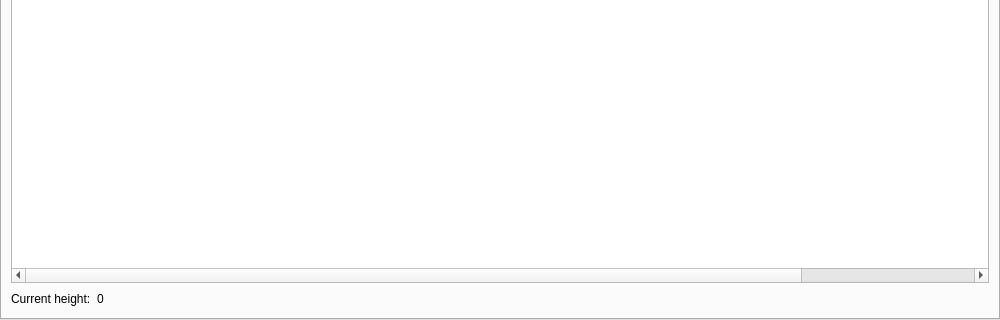
Qt form src/qt/forms/masternodelist.ui (hardwarewise/SIN-core) before a commit; both pictures show x 0 to 1000 and y 280 to 600 of the 1000 by 600 pixel window.
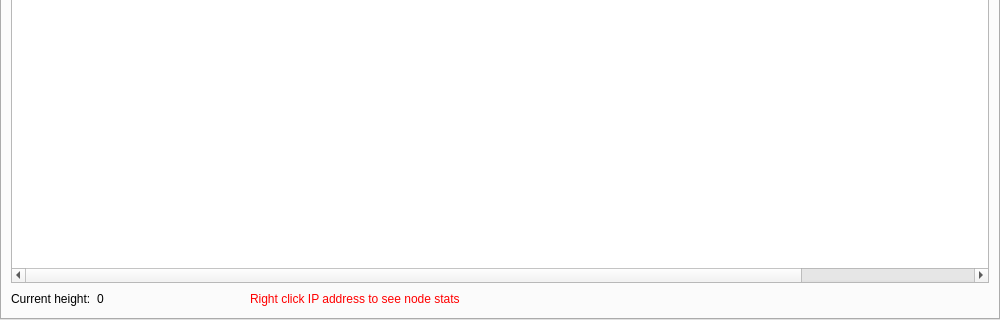
The same form after that commit. Icons and pictures are not drawn.

Commit message: An information message has been added to the My Peers DIN tab

What changed in the file:
```diff
--- a/src/qt/forms/masternodelist.ui
+++ b/src/qt/forms/masternodelist.ui
@@ -410,7 +410,7 @@
           </widget>
          </item>
          <item>
-          <layout class="QHBoxLayout" name="horizontalLayout_6">
+          <layout class="QHBoxLayout" name="horizontalLayout_6" stretch="0,0,10,50,0">
            <property name="bottomMargin">
             <number>0</number>
            </property>
@@ -441,6 +441,29 @@
              </property>
             </spacer>
            </item>
+           <item>
+            <widget class="QLabel" name="label">
+             <property name="styleSheet">
+              <string notr="true">color: rgb(255, 0, 0);</string>
+             </property>
+             <property name="text">
+              <string>Right click IP address to see node stats</string>
+             </property>
+            </widget>
+           </item>
+           <item>
+            <spacer name="horizontalSpacer">
+             <property name="orientation">
+              <enum>Qt::Horizontal</enum>
+             </property>
+             <property name="sizeHint" stdset="0">
+              <size>
+               <width>40</width>
+               <height>20</height>
+              </size>
+             </property>
+            </spacer>
+           </item>
           </layout>
          </item>
         </layout>
```
